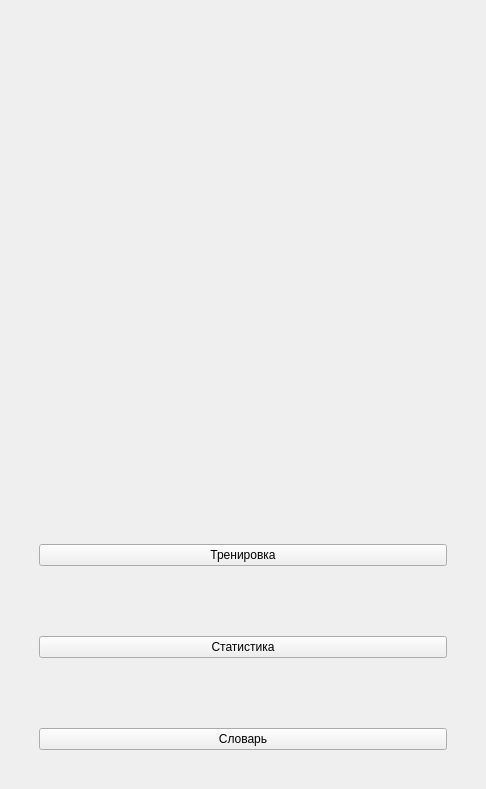
Qt form startwindow.ui (M1dNightSIB/Latin_Learn) before a commit.
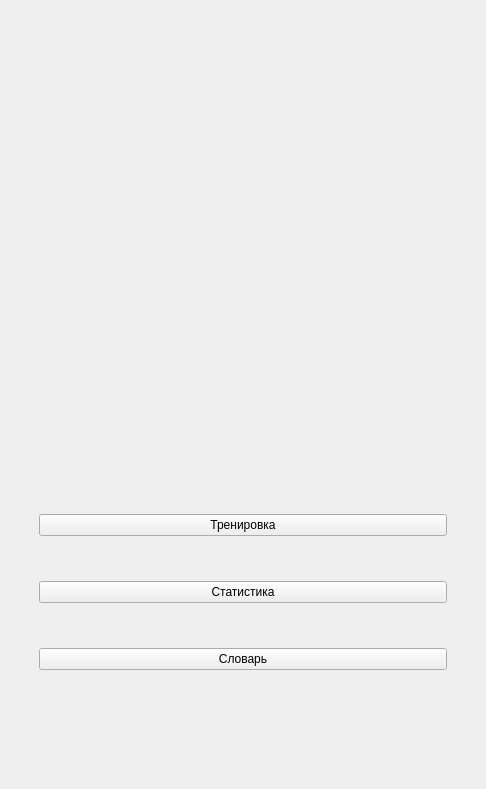
The same form after that commit. Icons and pictures are not drawn.

What changed in the file:
```diff
--- a/startwindow.ui
+++ b/startwindow.ui
@@ -97,7 +97,7 @@
           <property name="sizeHint" stdset="0">
            <size>
             <width>20</width>
-            <height>300</height>
+            <height>270</height>
            </size>
           </property>
          </spacer>
@@ -120,7 +120,7 @@
           <property name="sizeHint" stdset="0">
            <size>
             <width>20</width>
-            <height>70</height>
+            <height>45</height>
            </size>
           </property>
          </spacer>
@@ -143,7 +143,7 @@
           <property name="sizeHint" stdset="0">
            <size>
             <width>20</width>
-            <height>70</height>
+            <height>45</height>
            </size>
           </property>
          </spacer>
@@ -155,6 +155,22 @@
           </property>
          </widget>
         </item>
+        <item>
+         <spacer name="verticalSpacer_3">
+          <property name="orientation">
+           <enum>Qt::Vertical</enum>
+          </property>
+          <property name="sizeType">
+           <enum>QSizePolicy::Fixed</enum>
+          </property>
+          <property name="sizeHint" stdset="0">
+           <size>
+            <width>20</width>
+            <height>80</height>
+           </size>
+          </property>
+         </spacer>
+        </item>
        </layout>
       </item>
      </layout>
```
